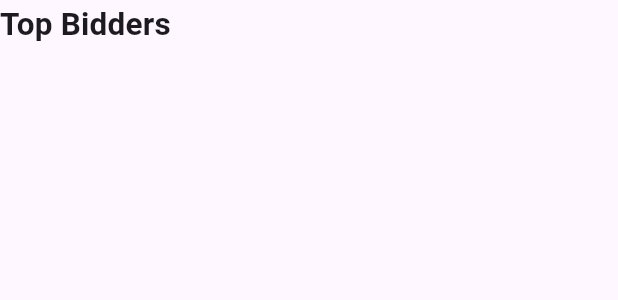
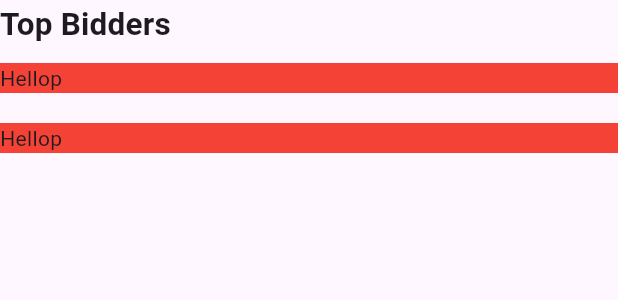
Before and after one commit to KenzieFu/lelang, a Flutter app: the ListBidders widget shown alone on an empty page, opened directly, on a phone screen of 412 x 824 dp. Shown: the top 300 px of the screen. Run offline on Flutter 3.47's test engine with Material 2 defaults, Android fonts, the phone set to English and light mode, and no system bars; network calls fail.

Commit message:
no message

```diff
--- a/lib/widget/bidders.dart
+++ b/lib/widget/bidders.dart
@@ -5,8 +5,12 @@ class Bidders extends StatelessWidget {
 
   @override
   Widget build(BuildContext context) {
-    return const Container(
-      child: const Row(),
+    return Container(
+      margin: const EdgeInsets.symmetric(vertical: 10),
+      color: Colors.red,
+      child: const Row(
+        children: [Text("Hellop")],
+      ),
     );
   }
 }
--- a/lib/widget/list_bidders.dart
+++ b/lib/widget/list_bidders.dart
@@ -1,4 +1,5 @@
 import 'package:flutter/material.dart';
+import 'package:lelang/widget/bidders.dart';
 
 class ListBidders extends StatelessWidget {
   const ListBidders({super.key});
@@ -23,9 +24,11 @@ class ListBidders extends StatelessWidget {
             removeTop: true,
             child: ListView(
               primary: false,
+
               shrinkWrap: true,
               children: const [
-
+                Bidders(),
+                Bidders(),
               ],
             ),
           ),
```
Also changed, not shown: lib/pages/item_detail_page.dart (+29 -5 lines).
